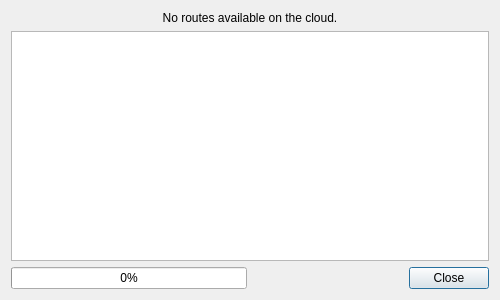
This is src/lib/cloudsync/CloudRoutesDialog.ui in Earthwings/marble as Qt 5 draws it before an edit. The edited form follows.
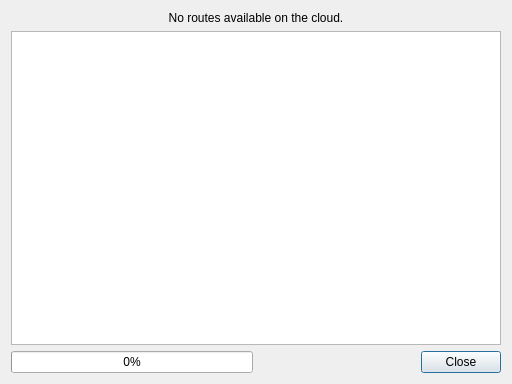
This is the edited form.

Diff of the .ui file:
```diff
--- a/src/lib/cloudsync/CloudRoutesDialog.ui
+++ b/src/lib/cloudsync/CloudRoutesDialog.ui
@@ -6,8 +6,8 @@
    <rect>
     <x>0</x>
     <y>0</y>
-    <width>500</width>
-    <height>300</height>
+    <width>512</width>
+    <height>384</height>
    </rect>
   </property>
   <property name="windowTitle">
```
